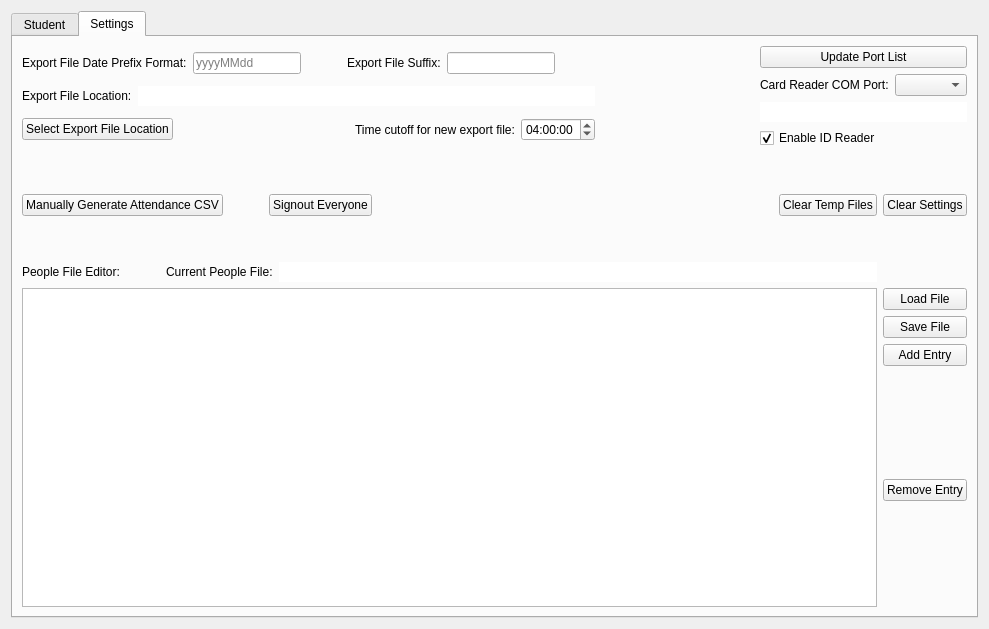
Before: the Qt Designer form form.ui in AndyHegemann/FRC_TimeClock, drawn with Qt 5.
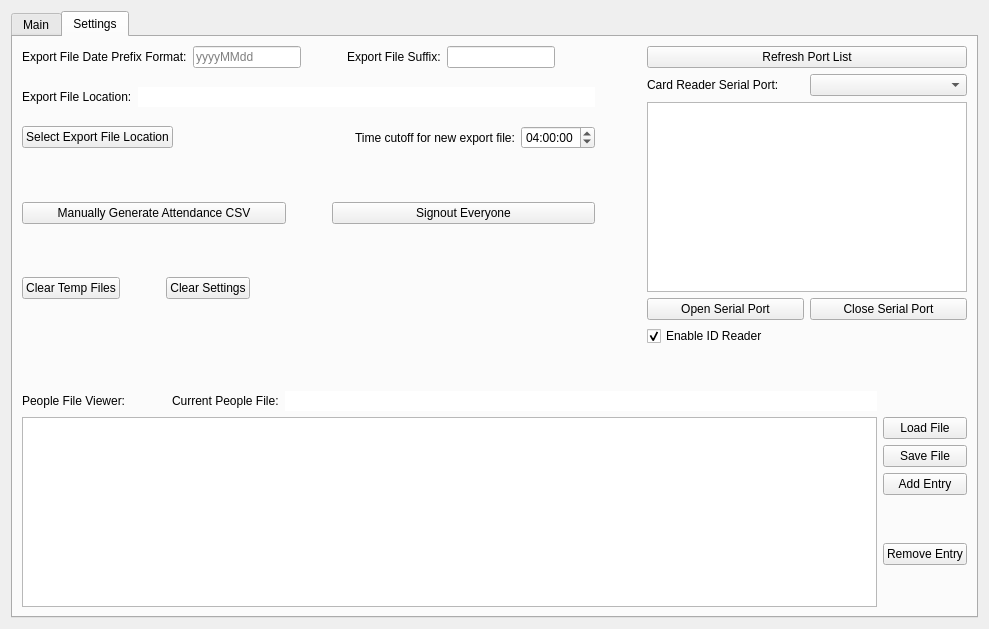
After: the same form once the commit is applied. The open tabs and pages were chosen to show the change.

Commit message: Updated ID Reader and Serial Options

What changed in the file:
```diff
--- a/form.ui
+++ b/form.ui
@@ -33,7 +33,7 @@
        <enum>Qt::NoFocus</enum>
       </property>
       <attribute name="title">
-       <string>Student</string>
+       <string>Main</string>
       </attribute>
       <layout class="QVBoxLayout" name="verticalLayout_9">
        <item>
@@ -428,68 +428,7 @@
       <attribute name="title">
        <string>Settings</string>
       </attribute>
-      <layout class="QGridLayout" name="gridLayout_4">
-       <item row="0" column="2">
-        <layout class="QVBoxLayout" name="verticalLayout_7">
-         <item>
-          <widget class="QPushButton" name="btn_update_com">
-           <property name="text">
-            <string>Update Port List</string>
-           </property>
-          </widget>
-         </item>
-         <item>
-          <layout class="QHBoxLayout" name="horizontalLayout_14">
-           <item>
-            <widget class="QLabel" name="label_8">
-             <property name="text">
-              <string>Card Reader COM Port:</string>
-             </property>
-            </widget>
-           </item>
-           <item>
-            <widget class="QComboBox" name="com_selector"/>
-           </item>
-          </layout>
-         </item>
-         <item>
-          <widget class="QLineEdit" name="lineEdit_com_echo">
-           <property name="frame">
-            <bool>false</bool>
-           </property>
-           <property name="readOnly">
-            <bool>true</bool>
-           </property>
-          </widget>
-         </item>
-         <item>
-          <widget class="QCheckBox" name="checkBox_enable_reader">
-           <property name="text">
-            <string>Enable ID Reader</string>
-           </property>
-           <property name="checked">
-            <bool>true</bool>
-           </property>
-          </widget>
-         </item>
-        </layout>
-       </item>
-       <item row="3" column="0">
-        <spacer name="verticalSpacer_7">
-         <property name="orientation">
-          <enum>Qt::Vertical</enum>
-         </property>
-         <property name="sizeType">
-          <enum>QSizePolicy::Preferred</enum>
-         </property>
-         <property name="sizeHint" stdset="0">
-          <size>
-           <width>20</width>
-           <height>40</height>
-          </size>
-         </property>
-        </spacer>
-       </item>
+      <layout class="QGridLayout" name="gridLayout">
        <item row="0" column="0">
         <layout class="QVBoxLayout" name="verticalLayout_8">
          <item>
@@ -573,6 +512,22 @@
            </item>
           </layout>
          </item>
+         <item>
+          <spacer name="verticalSpacer_10">
+           <property name="orientation">
+            <enum>Qt::Vertical</enum>
+           </property>
+           <property name="sizeType">
+            <enum>QSizePolicy::Preferred</enum>
+           </property>
+           <property name="sizeHint" stdset="0">
+            <size>
+             <width>20</width>
+             <height>13</height>
+            </size>
+           </property>
+          </spacer>
+         </item>
          <item>
           <layout class="QHBoxLayout" name="horizontalLayout_18">
            <item>
@@ -594,6 +549,22 @@
            </item>
           </layout>
          </item>
+         <item>
+          <spacer name="verticalSpacer_9">
+           <property name="orientation">
+            <enum>Qt::Vertical</enum>
+           </property>
+           <property name="sizeType">
+            <enum>QSizePolicy::Preferred</enum>
+           </property>
+           <property name="sizeHint" stdset="0">
+            <size>
+             <width>20</width>
+             <height>13</height>
+            </size>
+           </property>
+          </spacer>
+         </item>
          <item>
           <layout class="QHBoxLayout" name="horizontalLayout_19">
            <item>
@@ -643,16 +614,243 @@
            </item>
           </layout>
          </item>
+         <item>
+          <spacer name="verticalSpacer_8">
+           <property name="orientation">
+            <enum>Qt::Vertical</enum>
+           </property>
+           <property name="sizeType">
+            <enum>QSizePolicy::Expanding</enum>
+           </property>
+           <property name="sizeHint" stdset="0">
+            <size>
+             <width>20</width>
+             <height>28</height>
+            </size>
+           </property>
+          </spacer>
+         </item>
+         <item>
+          <layout class="QHBoxLayout" name="horizontalLayout_20">
+           <item>
+            <widget class="QPushButton" name="btn_export_manual">
+             <property name="text">
+              <string>Manually Generate Attendance CSV</string>
+             </property>
+            </widget>
+           </item>
+           <item>
+            <spacer name="horizontalSpacer_10">
+             <property name="orientation">
+              <enum>Qt::Horizontal</enum>
+             </property>
+             <property name="sizeType">
+              <enum>QSizePolicy::Preferred</enum>
+             </property>
+             <property name="sizeHint" stdset="0">
+              <size>
+               <width>40</width>
+               <height>20</height>
+              </size>
+             </property>
+            </spacer>
+           </item>
+           <item>
+            <widget class="QPushButton" name="btn_force_signout">
+             <property name="text">
+              <string>Signout Everyone</string>
+             </property>
+            </widget>
+           </item>
+          </layout>
+         </item>
+         <item>
+          <spacer name="verticalSpacer_6">
+           <property name="orientation">
+            <enum>Qt::Vertical</enum>
+           </property>
+           <property name="sizeHint" stdset="0">
+            <size>
+             <width>20</width>
+             <height>18</height>
+            </size>
+           </property>
+          </spacer>
+         </item>
+         <item>
+          <layout class="QHBoxLayout" name="horizontalLayout_23">
+           <item>
+            <widget class="QPushButton" name="btn_clear_temp_files">
+             <property name="text">
+              <string>Clear Temp Files</string>
+             </property>
+            </widget>
+           </item>
+           <item>
+            <spacer name="horizontalSpacer_13">
+             <property name="orientation">
+              <enum>Qt::Horizontal</enum>
+             </property>
+             <property name="sizeType">
+              <enum>QSizePolicy::Preferred</enum>
+             </property>
+             <property name="sizeHint" stdset="0">
+              <size>
+               <width>40</width>
+               <height>20</height>
+              </size>
+             </property>
+            </spacer>
+           </item>
+           <item>
+            <widget class="QPushButton" name="btn_clear_settings">
+             <property name="text">
+              <string>Clear Settings</string>
+             </property>
+            </widget>
+           </item>
+           <item>
+            <spacer name="horizontalSpacer_11">
+             <property name="orientation">
+              <enum>Qt::Horizontal</enum>
+             </property>
+             <property name="sizeHint" stdset="0">
+              <size>
+               <width>40</width>
+               <height>20</height>
+              </size>
+             </property>
+            </spacer>
+           </item>
+          </layout>
+         </item>
+         <item>
+          <spacer name="verticalSpacer_11">
+           <property name="orientation">
+            <enum>Qt::Vertical</enum>
+           </property>
+           <property name="sizeHint" stdset="0">
+            <size>
+             <width>20</width>
+             <height>40</height>
+            </size>
+           </property>
+          </spacer>
+         </item>
         </layout>
        </item>
-       <item row="4" column="0" colspan="3">
+       <item row="0" column="1">
+        <spacer name="horizontalSpacer_12">
+         <property name="orientation">
+          <enum>Qt::Horizontal</enum>
+         </property>
+         <property name="sizeType">
+          <enum>QSizePolicy::Preferred</enum>
+         </property>
+         <property name="sizeHint" stdset="0">
+          <size>
+           <width>40</width>
+           <height>20</height>
+          </size>
+         </property>
+        </spacer>
+       </item>
+       <item row="0" column="2">
+        <layout class="QVBoxLayout" name="verticalLayout_7">
+         <item>
+          <widget class="QPushButton" name="btn_update_com">
+           <property name="text">
+            <string>Refresh Port List</string>
+           </property>
+          </widget>
+         </item>
+         <item>
+          <layout class="QHBoxLayout" name="horizontalLayout_14">
+           <item>
+            <widget class="QLabel" name="label_8">
+             <property name="text">
+              <string>Card Reader Serial Port:</string>
+             </property>
+            </widget>
+           </item>
+           <item>
+            <widget class="QComboBox" name="com_selector"/>
+           </item>
+          </layout>
+         </item>
+         <item>
+          <widget class="QTextEdit" name="textEdit_com">
+           <property name="sizeAdjustPolicy">
+            <enum>QAbstractScrollArea::AdjustIgnored</enum>
+           </property>
+           <property name="undoRedoEnabled">
+            <bool>false</bool>
+           </property>
+           <property name="readOnly">
+            <bool>true</bool>
+           </property>
+           <property name="cursorWidth">
+            <number>0</number>
+           </property>
+           <property name="textInteractionFlags">
+            <set>Qt::TextSelectableByKeyboard|Qt::TextSelectableByMouse</set>
+           </property>
+          </widget>
+         </item>
+         <item>
+          <layout class="QHBoxLayout" name="horizontalLayout_26">
+           <item>
+            <widget class="QPushButton" name="btn_open_com">
+             <property name="text">
+              <string>Open Serial Port</string>
+             </property>
+            </widget>
+           </item>
+           <item>
+            <widget class="QPushButton" name="btn_close_com">
+             <property name="text">
+              <string>Close Serial Port</string>
+             </property>
+            </widget>
+           </item>
+          </layout>
+         </item>
+         <item>
+          <widget class="QCheckBox" name="checkBox_enable_reader">
+           <property name="text">
+            <string>Enable ID Reader</string>
+           </property>
+           <property name="checked">
+            <bool>true</bool>
+           </property>
+          </widget>
+         </item>
+        </layout>
+       </item>
+       <item row="1" column="0">
+        <spacer name="verticalSpacer_7">
+         <property name="orientation">
+          <enum>Qt::Vertical</enum>
+         </property>
+         <property name="sizeType">
+          <enum>QSizePolicy::Preferred</enum>
+         </property>
+         <property name="sizeHint" stdset="0">
+          <size>
+           <width>20</width>
+           <height>40</height>
+          </size>
+         </property>
+        </spacer>
+       </item>
+       <item row="2" column="0" colspan="3">
         <layout class="QGridLayout" name="gridLayout_3">
          <item row="0" column="0">
           <layout class="QHBoxLayout" name="horizontalLayout_16">
            <item>
             <widget class="QLabel" name="label_6">
              <property name="text">
-              <string>People File Editor:</string>
+              <string>People File Viewer:</string>
              </property>
             </widget>
            </item>
@@ -758,96 +956,6 @@
          </item>
         </layout>
        </item>
-       <item row="0" column="1">
-        <spacer name="horizontalSpacer_12">
-         <property name="orientation">
-          <enum>Qt::Horizontal</enum>
-         </property>
-         <property name="sizeHint" stdset="0">
-          <size>
-           <width>40</width>
-           <height>20</height>
-          </size>
-         </property>
-        </spacer>
-       </item>
-       <item row="1" column="0">
-        <spacer name="verticalSpacer_6">
-         <property name="orientation">
-          <enum>Qt::Vertical</enum>
-         </property>
-         <property name="sizeType">
-          <enum>QSizePolicy::Preferred</enum>
-         </property>
-         <property name="sizeHint" stdset="0">
-          <size>
-           <width>20</width>
-           <height>40</height>
-          </size>
-         </property>
-        </spacer>
-       </item>
-       <item row="2" column="0" colspan="3">
-        <layout class="QHBoxLayout" name="horizontalLayout_20">
-         <item>
-          <widget class="QPushButton" name="btn_export_manual">
-           <property name="text">
-            <string>Manually Generate Attendance CSV</string>
-           </property>
-          </widget>
-         </item>
-         <item>
-          <spacer name="horizontalSpacer_10">
-           <property name="orientation">
-            <enum>Qt::Horizontal</enum>
-           </property>
-           <property name="sizeType">
-            <enum>QSizePolicy::Preferred</enum>
-           </property>
-           <property name="sizeHint" stdset="0">
-            <size>
-             <width>40</width>
-             <height>20</height>
-            </size>
-           </property>
-          </spacer>
-         </item>
-         <item>
-          <widget class="QPushButton" name="btn_force_signout">
-           <property name="text">
-            <string>Signout Everyone</string>
-           </property>
-          </widget>
-         </item>
-         <item>
-          <spacer name="horizontalSpacer_11">
-           <property name="orientation">
-            <enum>Qt::Horizontal</enum>
-           </property>
-           <property name="sizeHint" stdset="0">
-            <size>
-             <width>40</width>
-             <height>20</height>
-            </size>
-           </property>
-          </spacer>
-         </item>
-         <item>
-          <widget class="QPushButton" name="btn_clear_temp_files">
-           <property name="text">
-            <string>Clear Temp Files</string>
-           </property>
-          </widget>
-         </item>
-         <item>
-          <widget class="QPushButton" name="btn_clear_settings">
-           <property name="text">
-            <string>Clear Settings</string>
-           </property>
-          </widget>
-         </item>
-        </layout>
-       </item>
       </layout>
      </widget>
     </widget>
```
Left out of the diff: 11 changed lines with no effect on the pictures. The commit also changes 4 other files.
